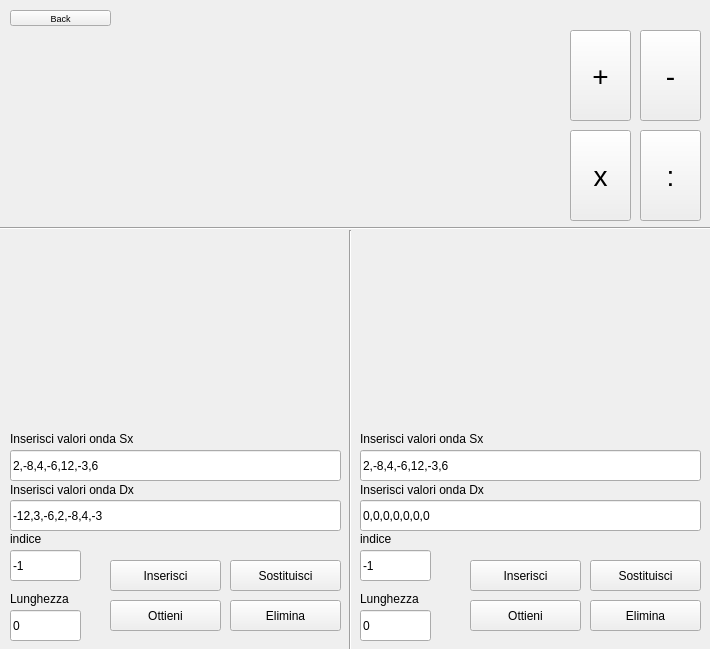
Above: views/audioview.ui from Sennare/kalk_p2 before the change. Below: the same form after it.
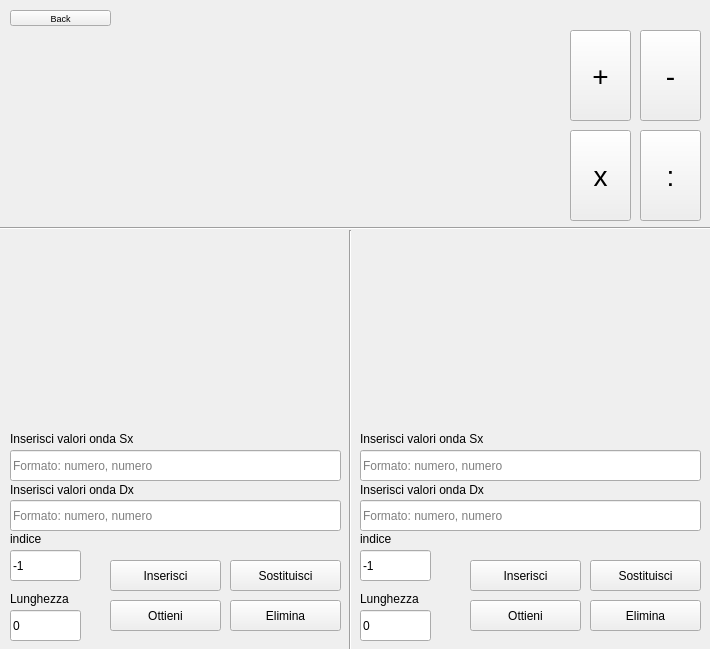
That is the form after the change. Custom widgets are drawn as their Qt base class.

Patch:
```diff
--- a/views/audioview.ui
+++ b/views/audioview.ui
@@ -67,7 +67,7 @@
     </rect>
    </property>
    <property name="text">
-    <string>2,-8,4,-6,12,-3,6</string>
+    <string/>
    </property>
    <property name="placeholderText">
     <string>Formato: numero, numero</string>
@@ -125,7 +125,7 @@
     </rect>
    </property>
    <property name="text">
-    <string>-12,3,-6,2,-8,4,-3</string>
+    <string/>
    </property>
    <property name="placeholderText">
     <string>Formato: numero, numero</string>
@@ -367,7 +367,7 @@
     </rect>
    </property>
    <property name="text">
-    <string>2,-8,4,-6,12,-3,6</string>
+    <string/>
    </property>
    <property name="placeholderText">
     <string>Formato: numero, numero</string>
@@ -383,7 +383,7 @@
     </rect>
    </property>
    <property name="text">
-    <string>0,0,0,0,0,0,0</string>
+    <string/>
    </property>
    <property name="placeholderText">
     <string>Formato: numero, numero</string>
```
